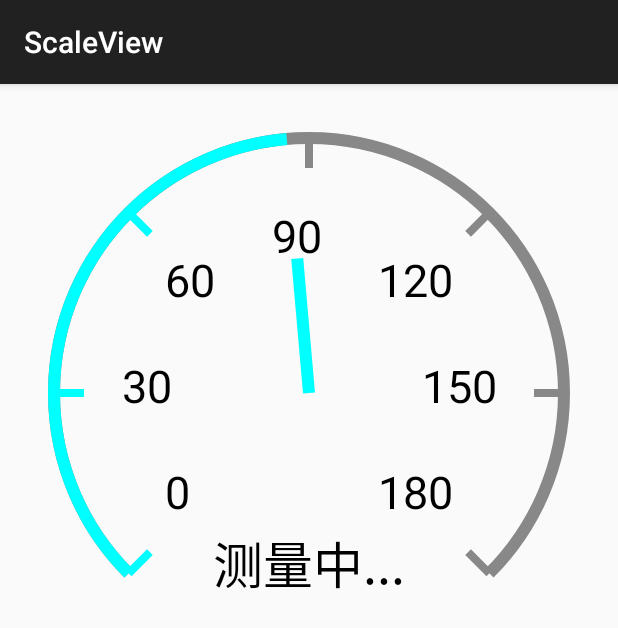
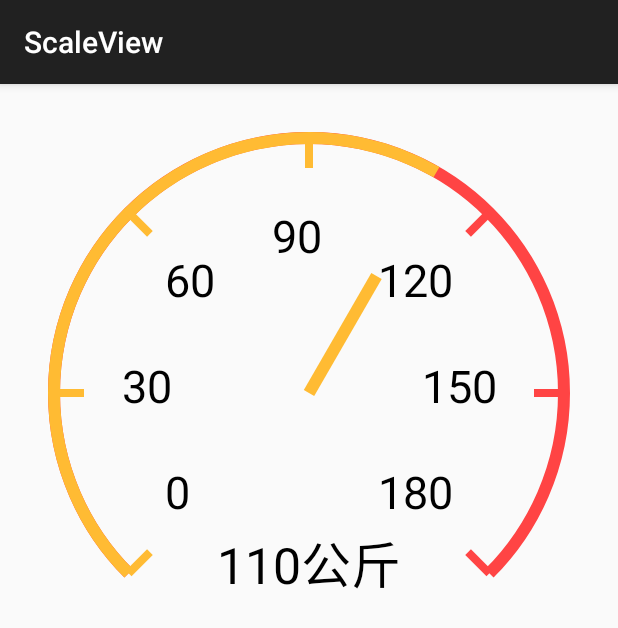
Before and after one commit to java02014/ScaleView, an Android app: the screen it shows after launch (MainActivity), on a phone screen of 412 x 824 dp. Shown: the top 628 px of the screen. Run offline under Robolectric (Android 15) with nearby library versions, the phone set to English and light mode, and no system bars.

```diff
--- a/app/src/main/java/com/scorpioneal/scaleview/MainActivity.java
+++ b/app/src/main/java/com/scorpioneal/scaleview/MainActivity.java
@@ -5,9 +5,15 @@ import android.support.v7.app.AppCompatActivity;
 
 public class MainActivity extends AppCompatActivity {
 
+    private ScaleView mScaleView;
+
     @Override
     protected void onCreate(Bundle savedInstanceState) {
         super.onCreate(savedInstanceState);
         setContentView(R.layout.activity_main);
+
+        mScaleView = (ScaleView)findViewById(R.id.scaleview);
+        mScaleView.setShownValue(110f);
+        mScaleView.setShowText("110公斤");
     }
 }
--- a/app/src/main/java/com/scorpioneal/scaleview/ScaleView.java
+++ b/app/src/main/java/com/scorpioneal/scaleview/ScaleView.java
@@ -1,17 +1,26 @@
 package com.scorpioneal.scaleview;
 
 import android.content.Context;
+import android.content.res.TypedArray;
 import android.graphics.Canvas;
 import android.graphics.Color;
 import android.graphics.Paint;
 import android.graphics.RectF;
 import android.util.AttributeSet;
+import android.util.Log;
 import android.view.View;
 
 /**
+ * TODO 现在只支持均分的，不均分暂时不支持
+ * TODO 异常数据还没做处理
+ * TODO 支持手势操作
+ * TODO 适配
+ * TODO 表针可替换
  * Created by ScorpioNeal on 15/7/6.
  */
 public class ScaleView extends View {
+
+    private static final String TAG = ScaleView.class.getSimpleName();
 
     private float mMaxValue = 180; //最大值
     private float mMinValue = 0; //最小值
@@ -40,6 +49,13 @@ public class ScaleView extends View {
 
     public static final float VIEW_PADDING = 30;
 
+    private int mScaleBackgroundColor = Color.GRAY;
+    private int mScaleSecondaryBackgroundColor = Color.CYAN;
+    private int mScaleNumberColor = Color.BLACK;
+    private int mScaleTextColor = Color.BLACK;
+    private float mScaleTextSize = 50;
+    private float mScaleNumberSize = 45;
+
     public ScaleView(Context context) {
         this(context, null);
     }
@@ -57,34 +73,42 @@ public class ScaleView extends View {
         mScaleNumPaint = new Paint();
         mDescripPaint = new Paint();
 
+        TypedArray a = context.obtainStyledAttributes(attrs, R.styleable.ScaleViewTheme);
+        mScaleBackgroundColor = a.getColor(R.styleable.ScaleViewTheme_scaleBackground, Color.GRAY);
+        mScaleSecondaryBackgroundColor = a.getColor(R.styleable.ScaleViewTheme_scaleSecondaryBackground, Color.CYAN);
+        mScaleNumberColor = a.getColor(R.styleable.ScaleViewTheme_scaleNumberColor, Color.BLACK);
+        mScaleTextColor = a.getColor(R.styleable.ScaleViewTheme_scaleTextColor, Color.BLACK);
+        mScaleTextSize = a.getDimension(R.styleable.ScaleViewTheme_scaleTextSize, 50);
+        mScaleNumberSize = a.getDimension(R.styleable.ScaleViewTheme_scaleNumberSize, 45);
+        a.recycle();
+
         initPaint();
     }
 
     private void initPaint() {
 
-        mScaleBgPaint.setColor(Color.GRAY);
+        mScaleBgPaint.setColor(mScaleBackgroundColor);
         mScaleBgPaint.setStrokeWidth(12);
         mScaleBgPaint.setAntiAlias(true);
         mScaleBgPaint.setStyle(Paint.Style.STROKE);
 
-        mScalePaint.setColor(Color.CYAN);
         mScalePaint.setStrokeWidth(8);
         mScalePaint.setAntiAlias(true);
         mScalePaint.setStyle(Paint.Style.STROKE);
 
-        mScaleProgressPaint.setColor(Color.CYAN);
+        mScaleProgressPaint.setColor(mScaleSecondaryBackgroundColor);
         mScaleProgressPaint.setStrokeWidth(12);
         mScaleProgressPaint.setAntiAlias(true);
         mScaleProgressPaint.setStyle(Paint.Style.STROKE);
 
-        mScaleNumPaint.setColor(Color.BLACK);
+        mScaleNumPaint.setColor(mScaleNumberColor);
         mScaleNumPaint.setStrokeWidth(1);
         mScaleNumPaint.setAntiAlias(true);
-        mScaleNumPaint.setTextSize(45);
+        mScaleNumPaint.setTextSize(mScaleNumberSize);
 
-        mDescripPaint.setColor(Color.BLACK);
+        mDescripPaint.setColor(mScaleTextColor);
         mDescripPaint.setAntiAlias(true);
-        mDescripPaint.setTextSize(50);
+        mDescripPaint.setTextSize(mScaleTextSize);
     }
 
     @Override
@@ -119,9 +143,9 @@ public class ScaleView extends View {
             float angle = mStartAngle + i * (mEndAngle - mStartAngle) / (count - 1);
 
             if(angle <= mSweepAngle + mStartAngle){
-                mScalePaint.setColor(Color.CYAN);
+                mScalePaint.setColor(mScaleSecondaryBackgroundColor);
             }else {
-                mScalePaint.setColor(Color.GRAY);
+                mScalePaint.setColor(mScaleBackgroundColor);
             }
 
             float angleValue = (float)(angle / 180 * Math.PI);
@@ -189,7 +213,11 @@ public class ScaleView extends View {
      * @param value
      */
     public void setShownValue(float value){
-        float sweapAngle = (value - mMinValue) * (mEndAngle - mStartAngle) / (mMaxValue - mMinValue) + mStartAngle;
+        float sweapAngle = (value - mMinValue) * (mEndAngle - mStartAngle) / (mMaxValue - mMinValue);
+        Log.d(TAG, "value " + value + " mMinValue " + mMinValue);
+        Log.d(TAG, "mEndAngle " + mEndAngle + " mStartAngle " + mStartAngle);
+        Log.d(TAG, "mMaxValue " + mMaxValue);
+        Log.d(TAG, "sweapAngle" + sweapAngle);
         mSweepAngle = sweapAngle;
         invalidate();
     }
--- a/app/src/main/res/layout/activity_main.xml
+++ b/app/src/main/res/layout/activity_main.xml
@@ -1,11 +1,16 @@
 <RelativeLayout xmlns:android="http://schemas.android.com/apk/res/android"
-    xmlns:tools="http://schemas.android.com/tools" android:layout_width="match_parent"
-    android:layout_height="match_parent" android:paddingLeft="@dimen/activity_horizontal_margin"
+    xmlns:scale="http://schemas.android.com/apk/res-auto"
+    android:layout_width="match_parent"
+    android:layout_height="match_parent"
+    android:paddingBottom="@dimen/activity_vertical_margin"
+    android:paddingLeft="@dimen/activity_horizontal_margin"
     android:paddingRight="@dimen/activity_horizontal_margin"
-    android:paddingTop="@dimen/activity_vertical_margin"
-    android:paddingBottom="@dimen/activity_vertical_margin" tools:context=".MainActivity">
+    android:paddingTop="@dimen/activity_vertical_margin">
 
     <com.scorpioneal.scaleview.ScaleView
+        android:id="@+id/scaleview"
+        scale:scaleBackground="@android:color/holo_red_light"
+        scale:scaleSecondaryBackground="@android:color/holo_orange_light"
         android:layout_width="match_parent"
         android:layout_height="match_parent" />
 
--- a/app/src/main/res/values/styles.xml
+++ b/app/src/main/res/values/styles.xml
@@ -5,4 +5,13 @@
         <!-- Customize your theme here. -->
     </style>
 
+    <declare-styleable name="ScaleViewTheme">
+        <attr name="scaleBackground" format="color"></attr>
+        <attr name="scaleSecondaryBackground" format="color"></attr>
+        <attr name="scaleNumberColor" format="color"></attr>
+        <attr name="scaleTextColor" format="color"></attr>
+        <attr name="scaleTextSize" format="dimension"></attr>
+        <attr name="scaleNumberSize" format="dimension"></attr>
+    </declare-styleable>
+
 </resources>
```
Also changed, not shown: 1 other file.
